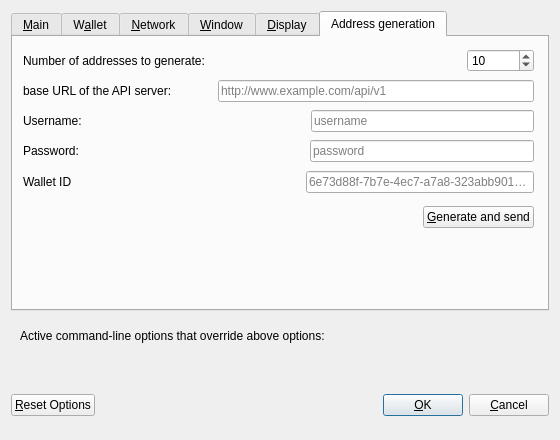
This is src/qt/forms/optionsdialog.ui in evobits/bitcoin as Qt 5 draws it before an edit. The edited form follows.
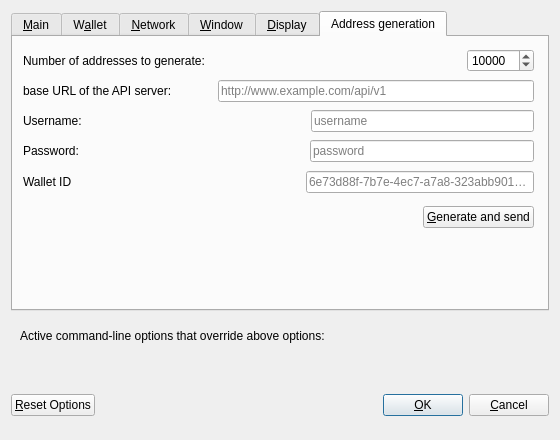
This is the edited form. The open tabs and pages were chosen to show the change. Custom widgets are drawn as their Qt base class.

Commit message: Implemented saving and loading of enhanced client options

Diff of the .ui file:
```diff
--- a/src/qt/forms/optionsdialog.ui
+++ b/src/qt/forms/optionsdialog.ui
@@ -677,7 +677,7 @@
            <number>100000</number>
           </property>
           <property name="value">
-           <number>10</number>
+           <number>10000</number>
           </property>
          </widget>
         </item>
```
Left out of the diff: 2 changed lines with no effect on the pictures. The commit also changes 2 other files.
